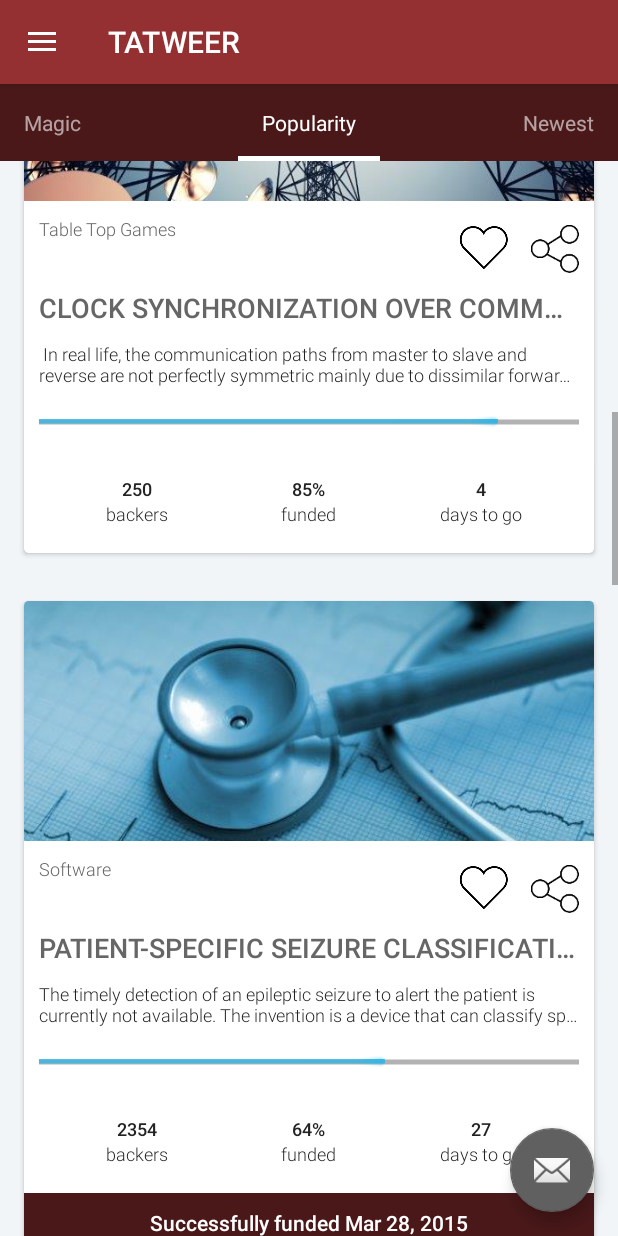
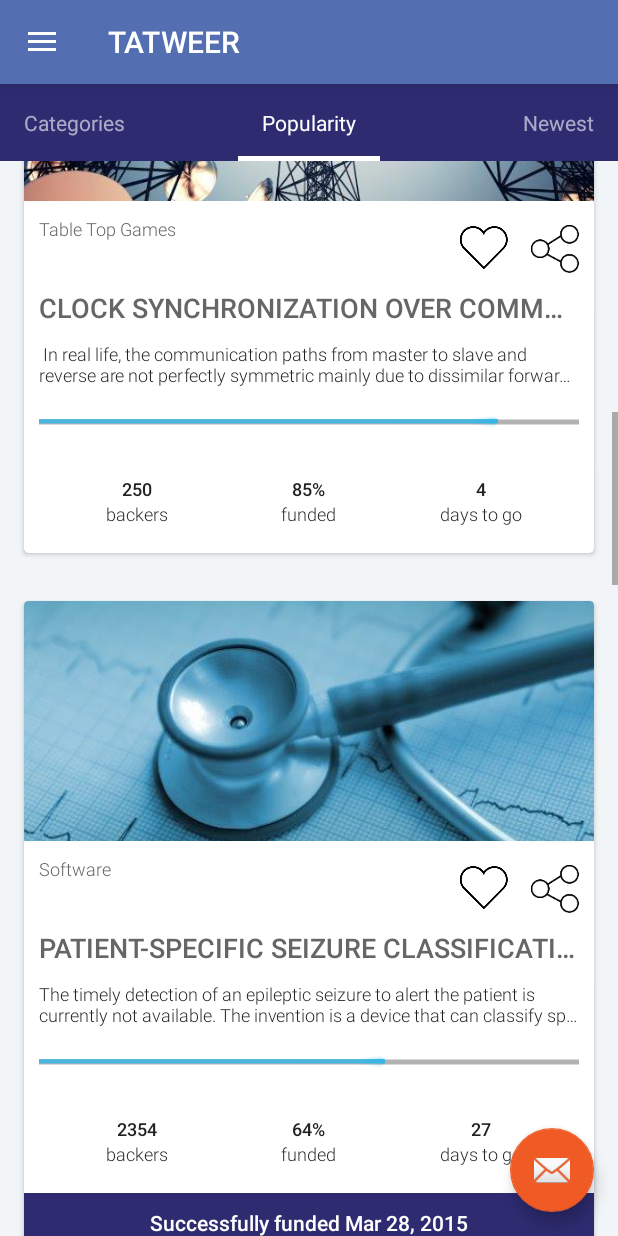
Before and after one commit to mohsinhussain/TakamulPOC, an Android app: the screen it shows after launch (MainActivity), scrolled down 1042 dp, on a phone screen of 412 x 824 dp. Run offline under Robolectric (Android 15) with nearby library versions, the phone set to English and light mode, and no system bars; libraries missing offline, so code that uses them is left out: me.wangyuwei.flipshare.

Commit message:
Final Push for takamul

```diff
--- a/app/src/main/AndroidManifest.xml
+++ b/app/src/main/AndroidManifest.xml
@@ -9,7 +9,7 @@
         android:supportsRtl="true"
         android:theme="@style/AppTheme">
         <activity
-            android:name=".Activities.SplashActivityTakammul"
+            android:name=".Activities.SplashActivityGulfTraffic"
             android:configChanges="orientation|keyboardHidden|screenSize">
             <intent-filter>
                 <action android:name="android.intent.action.MAIN" />
--- a/app/src/main/java/com/tatweer/moh/takamulpoc/Activities/MainActivity.java
+++ b/app/src/main/java/com/tatweer/moh/takamulpoc/Activities/MainActivity.java
@@ -17,6 +17,7 @@ import android.support.v7.widget.Toolbar;
 import android.view.MenuItem;
 import android.view.View;
 
+import com.tatweer.moh.takamulpoc.Fragments.CategoriesFragment;
 import com.tatweer.moh.takamulpoc.Fragments.HomeFragment;
 import com.tatweer.moh.takamulpoc.R;
 
@@ -38,7 +39,7 @@ public class MainActivity extends AppCompatActivity
         Toolbar toolbar = (Toolbar) findViewById(R.id.toolbar);
         setSupportActionBar(toolbar);
 
-        titles.add("Magic");
+        titles.add("Categories");
         titles.add("Popularity");
         titles.add("Newest");
         titles.add("End Date");
@@ -118,10 +119,14 @@ public class MainActivity extends AppCompatActivity
 
         @Override
         public Fragment getItem(int i) {
-            Fragment fragment = new HomeFragment();
+            Fragment fragment;
+            if(i==0){
+                fragment = new CategoriesFragment();
+            }
+            else{
+                fragment = new HomeFragment();
+            }
             Bundle args = new Bundle();
-            // Our object is just an integer :-P
-            args.putInt(HomeFragment.ARG_OBJECT, i + 1);
             fragment.setArguments(args);
             return fragment;
         }
--- /dev/null
+++ b/app/src/main/java/com/tatweer/moh/takamulpoc/Adapters/CategoriesAdapter.java
@@ -0,0 +1,90 @@
+package com.tatweer.moh.takamulpoc.Adapters;
+
+import android.app.Activity;
+import android.content.Context;
+import android.support.v7.widget.RecyclerView;
+import android.view.LayoutInflater;
+import android.view.View;
+import android.view.ViewGroup;
+import android.widget.ImageView;
+import android.widget.TextView;
+
+import com.bumptech.glide.Glide;
+import com.tatweer.moh.takamulpoc.Models.Category;
+import com.tatweer.moh.takamulpoc.R;
+
+import java.util.List;
+
+/**
+ * Created by moh on 11/9/2016.
+ */
+
+public class CategoriesAdapter extends RecyclerView.Adapter<CategoriesAdapter.MyViewHolder> {
+
+    private Context mContext;
+    private List<Category> categoriesList;
+    private Activity mActivity;
+
+    public CategoriesAdapter(Context mContext, List<Category> categoriesList, Activity mActivity) {
+        this.mContext = mContext;
+        this.categoriesList = categoriesList;
+        this.mActivity = mActivity;
+    }
+
+    @Override
+    public MyViewHolder onCreateViewHolder(ViewGroup parent, int viewType) {
+        View itemView = LayoutInflater.from(parent.getContext())
+                .inflate(R.layout.categories_card, parent, false);
+
+        return new MyViewHolder(itemView);
+    }
+
+    @Override
+    public void onBindViewHolder(final MyViewHolder holder, int position) {
+        final Category category = categoriesList.get(position);
+        holder.title.setText(category.getName());
+        holder.count.setText(category.getProductsCount()+" Products");
+
+        // loading invention cover using Glide library
+        Glide.with(mContext).load(category.getImage()).into(holder.thumbnail);
+
+
+//        holder.mRootView.setOnClickListener(new View.OnClickListener() {
+//            @Override
+//            public void onClick(View view) {
+//                Intent i = new Intent(mActivity, DetailActivity.class);
+//                i.putExtra("category", invention.getCategory());
+//                i.putExtra("title", invention.getName());
+//                i.putExtra("progress", invention.getProgress());
+//                i.putExtra("backers", invention.getBackers());
+//                i.putExtra("daysToGo", invention.getDaysToGo());
+//                i.putExtra("image", invention.getThumbnail());
+//                i.putExtra("detail", invention.getDetail());
+//                mActivity.startActivity(i);
+//            }
+//        });
+    }
+
+
+
+    @Override
+    public int getItemCount() {
+        return categoriesList.size();
+    }
+
+    public class MyViewHolder extends RecyclerView.ViewHolder {
+        public TextView title, count;
+        public ImageView thumbnail;
+        public View mRootView;
+
+        public MyViewHolder(View view) {
+            super(view);
+            title = (TextView) view.findViewById(R.id.title);
+            count = (TextView) view.findViewById(R.id.count);
+            thumbnail = (ImageView) view.findViewById(R.id.thumbnail);
+            mRootView = view;
+        }
+    }
+
+
+}
--- /dev/null
+++ b/app/src/main/java/com/tatweer/moh/takamulpoc/Fragments/CategoriesFragment.java
@@ -0,0 +1,205 @@
+package com.tatweer.moh.takamulpoc.Fragments;
+
+import android.content.res.Resources;
+import android.graphics.Rect;
+import android.os.Bundle;
+import android.support.v4.app.Fragment;
+import android.support.v7.widget.DefaultItemAnimator;
+import android.support.v7.widget.GridLayoutManager;
+import android.support.v7.widget.RecyclerView;
+import android.util.TypedValue;
+import android.view.LayoutInflater;
+import android.view.View;
+import android.view.ViewGroup;
+
+import com.tatweer.moh.takamulpoc.Adapters.CategoriesAdapter;
+import com.tatweer.moh.takamulpoc.Models.Category;
+import com.tatweer.moh.takamulpoc.R;
+
+import java.util.ArrayList;
+import java.util.List;
+
+/**
+ * Created by moh on 11/9/2016.
+ */
+
+// Instances of this class are fragments representing a single
+// object in our collection.
+public class CategoriesFragment extends Fragment {
+    public static final String ARG_OBJECT = "object";
+    View rootView;
+    private RecyclerView recyclerView;
+    private CategoriesAdapter adapter;
+    private List<Category> categoryList;
+
+    @Override
+    public View onCreateView(LayoutInflater inflater,
+                             ViewGroup container, Bundle savedInstanceState) {
+        // The last two arguments ensure LayoutParams are inflated
+        // properly.
+        rootView = inflater.inflate(
+                R.layout.fragment_collection_object, container, false);
+        Bundle args = getArguments();
+//        ((TextView) rootView.findViewById(R.id.textView)).setText(
+//                Integer.toString(args.getInt(ARG_OBJECT)));
+
+        recyclerView = (RecyclerView) rootView.findViewById(R.id.recycler_view);
+
+        categoryList = new ArrayList<>();
+        adapter = new CategoriesAdapter(getActivity(), categoryList, getActivity());
+
+        RecyclerView.LayoutManager mLayoutManager = new GridLayoutManager(getActivity(),2);
+        recyclerView.setLayoutManager(mLayoutManager);
+//        recyclerView.addItemDecoration(new GridSpacingItemDecoration(2, dpToPx(10), true));
+        recyclerView.setItemAnimator(new DefaultItemAnimator());
+        recyclerView.setAdapter(adapter);
+
+        prepareAlbums();
+
+        return rootView;
+    }
+
+    /**
+     * Converting dp to pixel
+     */
+    private int dpToPx(int dp) {
+        Resources r = getResources();
+        return Math.round(TypedValue.applyDimension(TypedValue.COMPLEX_UNIT_DIP, dp, r.getDisplayMetrics()));
+    }
+
+    public int getRandomNumber(int bound1, int bound2) {
+        //make sure bound2> bound1
+        int min = Math.min(bound1, bound2);
+        int max = Math.max(bound1, bound2);
+        //math.random gives random number from 0 to 1
+        return (int) (min + (Math.random() * (max - min)));
+    }
+
+    /**
+     * Adding few albums for testing
+     */
+    private void prepareAlbums() {
+        int[] covers = new int[]{
+                R.drawable.road_safety,
+                R.drawable.its_traffic,
+                R.drawable.kamerasystem,
+                R.drawable.transport_infrastructure,
+                R.drawable.its_traffic2,
+                R.drawable.parking,
+                R.drawable.smart2,
+                R.drawable.smart_city,
+                R.drawable.sittraffic_one,
+                R.drawable.balls,
+                R.drawable.phone};
+
+        Category a = new Category("Road Safety Products", covers[0], getRandomNumber(1, 40));
+        categoryList.add(a);
+
+        a = new Category("ITS Traffic Management", covers[1], getRandomNumber(1, 40));
+        categoryList.add(a);
+
+        a = new Category("Digital Lane System", covers[2], getRandomNumber(1, 40));
+        categoryList.add(a);
+
+        a = new Category("Transport infrastructure", covers[3], getRandomNumber(1, 40));
+        categoryList.add(a);
+
+        a = new Category("Traffic Management", covers[4], getRandomNumber(1, 40));
+        categoryList.add(a);
+
+        a = new Category("Parking", covers[5], 20);
+        categoryList.add(a);
+
+        a = new Category("Parking, Tickets", covers[6], 20);
+        categoryList.add(a);
+
+        a = new Category("Smart City", covers[7], 20);
+        categoryList.add(a);
+
+        a = new Category("Transport infrastructure", covers[8], 20);
+        categoryList.add(a);
+
+        adapter.notifyDataSetChanged();
+
+
+//        Invention a = new Invention("MOBILE LASER SCANNING AND INFRASTRUCTURE MONITORING SYSTEM", covers[0],
+//                "Apps", getRandomNumber(1, 30), getRandomNumber(1, 100), getRandomNumber(1, 3000));
+//        categoryList.add(a);
+//
+//        a = new Invention("HUB CONTEST DISTRIBUTED ALGORITHM", "  We typically take for granted the amount of work needed for a simple phone call to occur between two mobile phones. Behind the scenes, hundreds, if not thousands of messages are communicated between a mobile handset, radio tower, and countless servers to enable your phone call to go smoothly. ",
+//                covers[1], "Product Design", getRandomNumber(1, 30), getRandomNumber(1, 100), getRandomNumber(1, 3000));
+//        categoryList.add(a);
+//
+//        a = new Invention("CLOCK SYNCHRONIZATION OVER COMMUNICATION ", " In real life, the communication paths from master to slave and reverse are not perfectly symmetric mainly due to dissimilar forward and reverse physical link delays and queuing delays. asymmetry, creates an error in the estimate of the slave clock’s offset from the master",
+//                covers[2], "Table Top Games", getRandomNumber(1, 30), getRandomNumber(1, 100), getRandomNumber(1, 3000));
+//        categoryList.add(a);
+//
+//        a = new Invention("PATIENT-SPECIFIC SEIZURE CLASSIFICATION","The timely detection of an epileptic seizure to alert the patient is currently not available. The invention is a device that can classify specific seizures of patients. It is realized within a microchip (IC) and can be attached to the patient.",
+//                covers[3], "Software", getRandomNumber(1, 30), getRandomNumber(1, 100), getRandomNumber(1, 3000));
+//        categoryList.add(a);
+//
+//        a = new Invention("ALTERNATIVE RENEWABLE ENERGY HARVESTING", "There has been increased demand to harvest energy from nontraditional alternative energy sources for self-powered sensors chipsets which are located in remote locations and that can operate at extremely low power levels.",
+//                covers[4], "Gadgets", getRandomNumber(1, 30), getRandomNumber(1, 100), getRandomNumber(1, 3000));
+//        categoryList.add(a);
+//
+//        a = new Invention("TECHNIQUE FOR MOTOR CONTROL OVER PACKET NETWORKS", "Many industries rely on motor control systems to physically control automated machines in manufacturing, energy conservation, process control and other important functions. ",
+//                covers[5], "Software",getRandomNumber(1, 30), getRandomNumber(1, 100), getRandomNumber(1, 3000));
+//        categoryList.add(a);
+//
+//        a = new Invention("INDOOR WIRELESS FINGERPRINTING TECHNIQUE","  Location information has gained significant attention for a variety of outdoor applications thanks to the reliable and popular GPS system. ",
+//                covers[6], "Apps", getRandomNumber(1, 30), getRandomNumber(1, 100), getRandomNumber(1, 3000));
+//        categoryList.add(a);
+//
+//        a = new Invention("POLYMERS AND PLASTICS FROM SULFUR COMPOUND", "Plastics are some of the most heavily used materials in our world. From plastic bags, to computer components - they are the back-bone material of our daily lives.",
+//                covers[7], "Video Games", getRandomNumber(1, 30), getRandomNumber(1, 100), getRandomNumber(1, 3000));
+//        categoryList.add(a);
+//
+//        a = new Invention("FIBER-IN-FIBER BIOARTIFICIAL LIVER DEVICE", "Liver is a site for proteins and amino acids production. Once the liver fails, its function is very difficult to replicate. Up to date, there is no approved therapy but human liver transplant - bio artificial liver devices and incubating liver cells are only a short term solution to bridge the time for the patients to the ultimate liver transplant.",
+//                covers[8], "Gadgets", getRandomNumber(1, 30), getRandomNumber(1, 100), getRandomNumber(1, 3000));
+//        categoryList.add(a);
+//
+//        a = new Invention("COMPACT SUFFIX TREE FOR BINARY PATTERN MATCHING", " While the “suffix tree” is an efficient structure to solve many string problems, especially in cloud storages, it requires a large memory space for building and storing the tree structure. ",
+//                covers[9], "Apps", getRandomNumber(1, 30), getRandomNumber(1, 100), getRandomNumber(1, 3000));
+//        categoryList.add(a);
+
+
+    }
+
+    /**
+     * RecyclerView item decoration - give equal margin around grid item
+     */
+    public class GridSpacingItemDecoration extends RecyclerView.ItemDecoration {
+
+        private int spanCount;
+        private int spacing;
+        private boolean includeEdge;
+
+        public GridSpacingItemDecoration(int spanCount, int spacing, boolean includeEdge) {
+            this.spanCount = spanCount;
+            this.spacing = spacing;
+            this.includeEdge = includeEdge;
+        }
+
+        @Override
+        public void getItemOffsets(Rect outRect, View view, RecyclerView parent, RecyclerView.State state) {
+            int position = parent.getChildAdapterPosition(view); // item position
+            int column = position % spanCount; // item column
+
+            if (includeEdge) {
+                outRect.left = spacing - column * spacing / spanCount; // spacing - column * ((1f / spanCount) * spacing)
+                outRect.right = (column + 1) * spacing / spanCount; // (column + 1) * ((1f / spanCount) * spacing)
+
+                if (position < spanCount) { // top edge
+                    outRect.top = spacing;
+                }
+                outRect.bottom = spacing; // item bottom
+            } else {
+                outRect.left = column * spacing / spanCount; // column * ((1f / spanCount) * spacing)
+                outRect.right = spacing - (column + 1) * spacing / spanCount; // spacing - (column + 1) * ((1f /    spanCount) * spacing)
+                if (position >= spanCount) {
+                    outRect.top = spacing; // item top
+                }
+            }
+        }
+    }
+}
--- /dev/null
+++ b/app/src/main/java/com/tatweer/moh/takamulpoc/Models/Category.java
@@ -0,0 +1,42 @@
+package com.tatweer.moh.takamulpoc.Models;
+
+/**
+ * Created by moh on 11/17/2016.
+ */
+
+public class Category {
+    String name;
+    int image;
+    int productsCount;
+
+    public Category(String name, int image, int productsCount)
+    {
+        this.name = name;
+        this.image = image;
+        this.productsCount = productsCount;
+    }
+
+    public int getProductsCount() {
+        return productsCount;
+    }
+
+    public void setProductsCount(int productsCount) {
+        this.productsCount = productsCount;
+    }
+
+    public String getName() {
+        return name;
+    }
+
+    public void setName(String name) {
+        this.name = name;
+    }
+
+    public int getImage() {
+        return image;
+    }
+
+    public void setImage(int image) {
+        this.image = image;
+    }
+}
--- a/app/src/main/res/values/colors.xml
+++ b/app/src/main/res/values/colors.xml
@@ -1,9 +1,9 @@
 <?xml version="1.0" encoding="utf-8"?>
 <resources>
-    <color name="colorPrimary">#943032</color>
-    <color name="colorPrimaryDark">#4A1819</color>
-    <color name="colorPrimaryLight">#cd6264</color>
-    <color name="colorAccent">#606060</color>
+    <color name="colorPrimary">#536EB1</color>
+    <color name="colorPrimaryDark">#2E2B71</color>
+    <color name="colorPrimaryLight">#779dfa</color>
+    <color name="colorAccent">#F05B25</color>
     <color name="background">#FFFFFF</color>
     <color name="textColorPrimary">#222222</color>
     <color name="textColorSecondary">#666666</color>
```
Also changed, not shown: app/src/main/res/layout/categories_card.xml (added, +54 -0 lines), app/src/main/res/drawable-xxhdpi/its_traffic.jpg (added), app/src/main/res/drawable-xxhdpi/its_traffic2.jpg (added), app/src/main/res/drawable-xxhdpi/kamerasystem.jpg (added), app/src/main/res/drawable-xxhdpi/parking.jpg (added), app/src/main/res/drawable-xxhdpi/road_safety.jpg (added), app/src/main/res/drawable-xxhdpi/sittraffic_one.jpg (added), app/src/main/res/drawable-xxhdpi/smart2.jpg (added), app/src/main/res/drawable-xxhdpi/smart_city.jpg (added), app/src/main/res/drawable-xxhdpi/transport_infrastructure.jpg (added).
